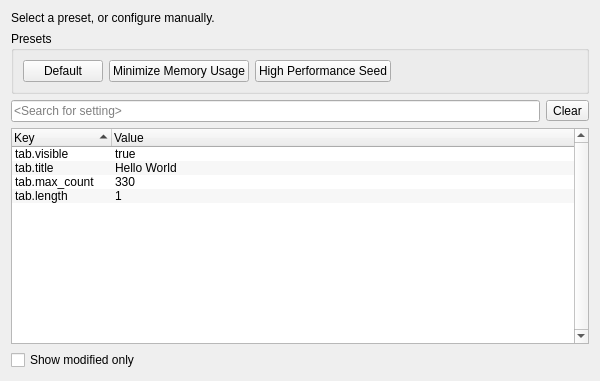
First picture: the form in src/widgets/advancedsettingswidget.ui, repository setvisible/ArrowDL, before the edit.
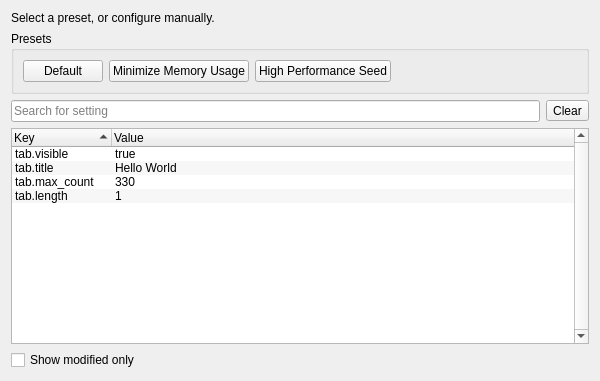
Second picture: the form after the edit. Icons and pictures are not drawn.

What changed in the file:
```diff
--- a/src/widgets/advancedsettingswidget.ui
+++ b/src/widgets/advancedsettingswidget.ui
@@ -85,7 +85,7 @@
      <item>
       <widget class="QLineEdit" name="searchLineEdit">
        <property name="placeholderText">
-        <string>&lt;Search for setting&gt;</string>
+        <string>Search for setting</string>
        </property>
       </widget>
      </item>
```
